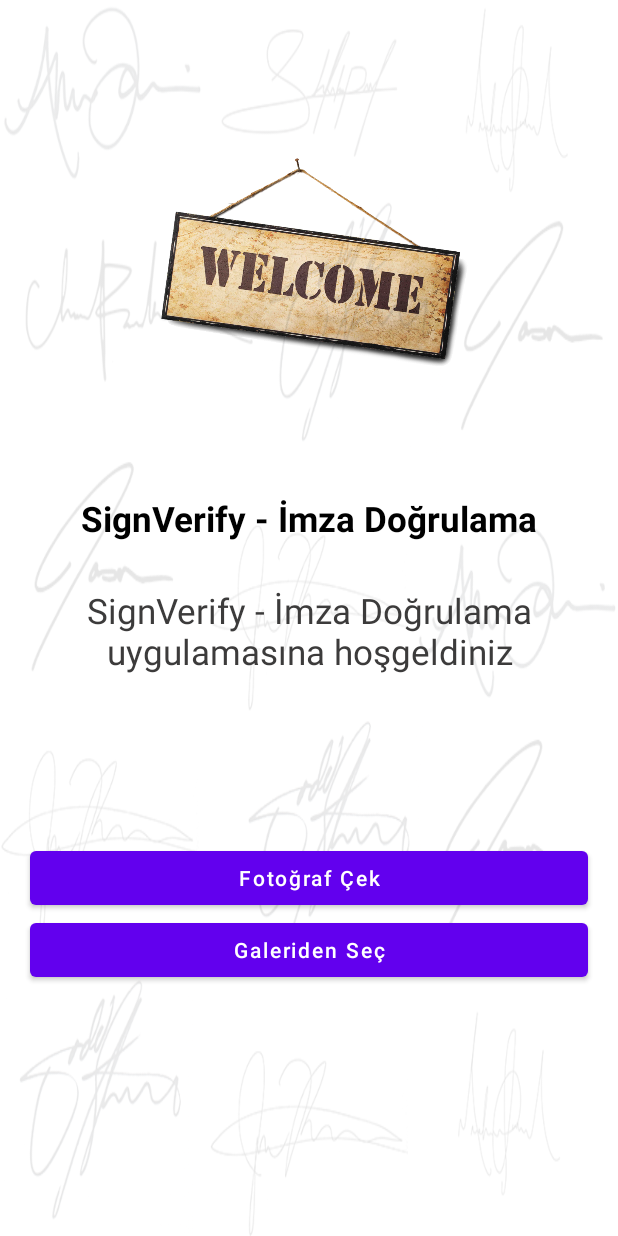
After one commit to tolunaykan/SignVerify, an Android app: the fragment ReferenceFragment shown on its own in the app's theme, on a phone screen of 412 x 824 dp. The commit adds this screen. Run offline under Robolectric (Android 15) with nearby library versions, the phone set to English and light mode, and no system bars; libraries missing offline, so code that uses them is left out: com.github.appintro; 3 statements that could not run were skipped.

Commit message:
Onboarding features were done

```diff
--- a/app/build.gradle
+++ b/app/build.gradle
@@ -42,4 +42,6 @@ dependencies {
 
     compileOnly 'org.projectlombok:lombok:1.18.20'
     annotationProcessor 'org.projectlombok:lombok:1.18.20'
+
+    implementation 'com.google.code.gson:gson:2.8.5'
 }
--- a/app/src/main/java/com/tolunaykandirmaz/signverify/onboarding/fragment/DefaultFragment.java
+++ b/app/src/main/java/com/tolunaykandirmaz/signverify/onboarding/fragment/DefaultFragment.java
@@ -48,8 +48,4 @@ public class DefaultFragment extends Fragment {
 
     }
 
-    public static DefaultFragment newInstance(String title, String description, int image){
-        return new DefaultFragment(title, description, image);
-    }
-
 }
--- /dev/null
+++ b/app/src/main/java/com/tolunaykandirmaz/signverify/onboarding/fragment/ReferenceFragment.java
@@ -0,0 +1,132 @@
+package com.tolunaykandirmaz.signverify.onboarding.fragment;
+
+import android.content.Intent;
+import android.graphics.Bitmap;
+import android.graphics.ImageDecoder;
+import android.net.Uri;
+import android.os.Bundle;
+import android.provider.MediaStore;
+import android.util.Log;
+import android.view.LayoutInflater;
+import android.view.View;
+import android.view.ViewGroup;
+import android.widget.Button;
+import android.widget.ImageView;
+import android.widget.TextView;
+import android.widget.Toast;
+
+import androidx.annotation.NonNull;
+import androidx.annotation.Nullable;
+import androidx.fragment.app.Fragment;
+
+import com.github.appintro.SlidePolicy;
+import com.tolunaykandirmaz.signverify.Constants;
+import com.tolunaykandirmaz.signverify.R;
+import com.tolunaykandirmaz.signverify.Utils;
+
+import lombok.RequiredArgsConstructor;
+
+import static android.app.Activity.RESULT_OK;
+
+@RequiredArgsConstructor
+public class ReferenceFragment extends Fragment implements SlidePolicy {
+
+    private ImageView imageView;
+
+    private final String title;
+
+    private final String description;
+
+    private final int image;
+
+    private boolean isPictureChosen = false;
+
+    private static final int IMAGE_PICK_REQUEST = 300;
+
+    private static final int IMAGE_CAPTURE_REQUEST = 301;
+
+    @Nullable
+    @Override
+    public View onCreateView(@NonNull LayoutInflater inflater, @Nullable ViewGroup container, @Nullable Bundle savedInstanceState) {
+        return inflater.inflate(R.layout.onboarding_reference_layout, container, false);
+    }
+
+    @Override
+    public void onViewCreated(@NonNull View view, @Nullable Bundle savedInstanceState) {
+        super.onViewCreated(view, savedInstanceState);
+
+        TextView titleTextView = view.findViewById(R.id.title);
+        TextView descriptionTextView = view.findViewById(R.id.description);
+        imageView = view.findViewById(R.id.image);
+        final Button takePictureButton = view.findViewById(R.id.take_picture_button);
+        final Button selectPictureButton = view.findViewById(R.id.select_picture_button);
+
+        titleTextView.setText(title);
+        descriptionTextView.setText(description);
+        imageView.setImageResource(image);
+
+        takePictureButton.setOnClickListener(v -> takePicture());
+        selectPictureButton.setOnClickListener(v -> pickFromGallery());
+
+    }
+
+
+    @Override
+    public boolean isPolicyRespected() {
+        return isPictureChosen;
+    }
+
+    @Override
+    public void onUserIllegallyRequestedNextPage() {
+        Toast.makeText(requireContext(), requireContext().getString(R.string.chose_picture_warning), Toast.LENGTH_SHORT).show();
+    }
+
+    private void pickFromGallery() {
+        Intent galleryPickIntent = new Intent(Intent.ACTION_PICK);
+        galleryPickIntent.setType("image/*");
+        startActivityForResult(galleryPickIntent, IMAGE_PICK_REQUEST);
+    }
+
+    private void takePicture(){
+        Intent takePictureIntent = new Intent(MediaStore.ACTION_IMAGE_CAPTURE);
+        startActivityForResult(takePictureIntent, IMAGE_CAPTURE_REQUEST);
+    }
+
+    @Override
+    public void onActivityResult(int requestCode, int resultCode, @Nullable Intent data) {
+        if(resultCode == RESULT_OK && requestCode == IMAGE_PICK_REQUEST && data != null){
+            Uri imageUri = data.getData();
+            Bitmap bitmap = null;
+            try {
+                if (android.os.Build.VERSION.SDK_INT >= 29){
+                    bitmap = ImageDecoder.decodeBitmap(ImageDecoder.createSource(requireContext().getContentResolver(), imageUri));
+                } else{
+                    bitmap = MediaStore.Images.Media.getBitmap(requireContext().getContentResolver(), imageUri);
+                }
+
+                imageView.setImageBitmap(bitmap);
+                //String encodedImage = Base64.encodeToString(byteArrayOutputStream.toByteArray(), Base64.DEFAULT);
+                Utils.saveImage(requireContext(), bitmap, Constants.CHOSEN_IMAGE_NAME);
+                isPictureChosen = true;
+                Toast.makeText(requireContext(), getString(R.string.reference_signature_selected), Toast.LENGTH_SHORT).show();
+            } catch (Exception e) {
+                Log.d("MYTAG", "Referans fotoğraf seçilemedi" + e.getLocalizedMessage());
+
+            }
+        }else if(requestCode == IMAGE_CAPTURE_REQUEST && resultCode == RESULT_OK && data != null){
+            try {
+                Bundle extras = data.getExtras();
+                Bitmap bitmap = (Bitmap) extras.get("data");
+                imageView.setImageBitmap(bitmap);
+                Utils.saveImage(requireContext(), bitmap, Constants.CHOSEN_IMAGE_NAME);
+                isPictureChosen = true;
+                Toast.makeText(requireContext(), getString(R.string.reference_signature_selected), Toast.LENGTH_SHORT).show();
+            } catch (Exception e){
+                Log.d("MYTAG", "Referans fotoğraf çekilemedi" + e.getLocalizedMessage());
+            }
+
+        }
+        super.onActivityResult(requestCode, resultCode, data);
+    }
+
+}
--- /dev/null
+++ b/app/src/main/res/layout/onboarding_reference_layout.xml
@@ -0,0 +1,96 @@
+<?xml version="1.0" encoding="utf-8"?>
+<androidx.constraintlayout.widget.ConstraintLayout xmlns:android="http://schemas.android.com/apk/res/android"
+    xmlns:app="http://schemas.android.com/apk/res-auto"
+    xmlns:tools="http://schemas.android.com/tools"
+    android:background="@color/onboarding_background"
+    android:layout_width="match_parent"
+    android:layout_height="match_parent">
+
+
+    <ImageView
+        android:id="@+id/image"
+        android:layout_width="250dp"
+        android:layout_height="250dp"
+        android:layout_marginTop="50dp"
+        app:layout_constraintEnd_toEndOf="parent"
+        app:layout_constraintStart_toStartOf="parent"
+        app:layout_constraintTop_toTopOf="parent"
+        app:srcCompat="@drawable/welcome" />
+
+    <TextView
+        android:id="@+id/title"
+        android:layout_width="match_parent"
+        android:layout_height="wrap_content"
+        android:layout_marginStart="10dp"
+        android:layout_marginEnd="10dp"
+        android:layout_marginTop="30dp"
+        android:text="SignVerify - İmza Doğrulama"
+        android:textColor="@color/onboarding_title"
+        android:gravity="center"
+        android:textStyle="bold"
+        android:textSize="23sp"
+        app:layout_constraintStart_toStartOf="parent"
+        app:layout_constraintEnd_toEndOf="parent"
+        app:layout_constraintTop_toBottomOf="@id/image"/>
+
+    <ImageView
+        android:layout_width="match_parent"
+        android:layout_height="match_parent"
+        android:scaleType="fitXY"
+        android:alpha="0.10"
+        android:translationZ="0dp"
+        app:layout_constraintBottom_toBottomOf="parent"
+        app:layout_constraintEnd_toEndOf="parent"
+        app:layout_constraintStart_toStartOf="parent"
+        app:layout_constraintTop_toBottomOf="@id/image"
+        app:srcCompat="@drawable/onboarding_background" />
+
+    <TextView
+        android:id="@+id/description"
+        android:layout_width="match_parent"
+        android:layout_height="0dp"
+        android:layout_marginStart="10dp"
+        android:layout_marginEnd="10dp"
+        android:layout_marginBottom="10dp"
+        android:layout_marginTop="30dp"
+        android:text="SignVerify - İmza Doğrulama uygulamasına hoşgeldiniz"
+        android:textColor="@color/onboarding_description"
+        android:gravity="center_horizontal"
+        android:textSize="23sp"
+        app:layout_constraintStart_toStartOf="parent"
+        app:layout_constraintEnd_toEndOf="parent"
+        app:layout_constraintTop_toBottomOf="@id/title" />
+
+    <Button
+        android:id="@+id/take_picture_button"
+        android:layout_width="match_parent"
+        android:layout_height="wrap_content"
+        android:layout_marginStart="20dp"
+        android:layout_marginTop="10dp"
+        android:layout_marginEnd="20dp"
+        android:text="@string/take_picture"
+        android:textAllCaps="false"
+        app:layout_constraintBottom_toBottomOf="parent"
+        app:layout_constraintEnd_toEndOf="parent"
+        app:layout_constraintStart_toStartOf="parent"
+        app:layout_constraintTop_toBottomOf="@id/description"
+        app:layout_constraintVertical_bias="0.32" />
+
+    <Button
+        android:id="@+id/select_picture_button"
+        android:layout_width="match_parent"
+        android:layout_height="wrap_content"
+        android:layout_marginStart="20dp"
+        android:layout_marginEnd="20dp"
+        android:text="@string/pick_from_gallery"
+        android:textAllCaps="false"
+        app:layout_constraintBottom_toBottomOf="parent"
+        app:layout_constraintEnd_toEndOf="parent"
+        app:layout_constraintStart_toStartOf="parent"
+        app:layout_constraintTop_toBottomOf="@id/take_picture_button"
+        app:layout_constraintVertical_bias="0.0" />
+
+
+
+
+</androidx.constraintlayout.widget.ConstraintLayout>
--- a/app/src/main/res/values/colors.xml
+++ b/app/src/main/res/values/colors.xml
@@ -13,5 +13,8 @@
     <color name="onboarding_title">#000000</color>
     <color name="onboarding_background">#FFFFFF</color>
     <color name="onboarding_description">#3C3B3B</color>
+    <color name="onboarding_indicator_selected">#2196F3</color>
+    <color name="onboarding_indicator_unselected">#61ADEA</color>
+    <color name="onboarding_buttons">#61ADEA</color>
 
 </resources>
--- a/app/src/main/res/values/strings.xml
+++ b/app/src/main/res/values/strings.xml
@@ -2,8 +2,19 @@
     <string name="app_name">SignVerify</string>
     <string name="welcome_fragment_description">SignVerify uygulaması ile kolay bir şekilde imza doğrulama işlemi yapabilir ve belgelerin doğruluğunu ölçebilirsin</string>
     <string name="welcome_fragment_title">SignVerify - İmza Doğrulama</string>
-    <string name="give_camera_permission">Kamera İzni Ver</string>
+    <string name="give_camera_permission">Kameraya Erişim İzni Ver</string>
     <string name="give_storage_permission">Belgelere Erişim İzni Ver</string>
     <string name="came_permission_warning">Lütfen kamera iznini veriniz</string>
     <string name="storage_permission_warning">Lütfen dosyalara erişim iznini veriniz</string>
+    <string name="done">Bitir</string>
+    <string name="permission_fragment_title">Gerekli İzinler</string>
+    <string name="permission_fragment_description">Uygulamayı kullanabilmek için bazı izinleri vermen gerekiyor</string>
+    <string name="take_picture">Fotoğraf Çek</string>
+    <string name="pick_from_gallery">Galeriden Seç</string>
+    <string name="chose_picture_warning">Lütfen referans imzanı ekle</string>
+    <string name="reference_signature_selected">Referans imza seçildi</string>
+    <string name="reference_fragment_title">Referans İmza</string>
+    <string name="reference_fragment_description">İmza doğrulaması için referans imzanızı seçin</string>
+    <string name="storage_permission_exists">Dosyalara erişim izni zaten verdiniz!</string>
+    <string name="camera_permission_exists">Kamera erişim iznini zaten verdiniz!</string>
 </resources>
```
Also changed, not shown: app/src/main/AndroidManifest.xml (+4 -3 lines), app/src/main/java/com/tolunaykandirmaz/signverify/Constants.java (added, +12 -0 lines), app/src/main/java/com/tolunaykandirmaz/signverify/MainActivity.java (+4 -33 lines), app/src/main/java/com/tolunaykandirmaz/signverify/SharedPreferencesManager.java (added, +84 -0 lines), app/src/main/java/com/tolunaykandirmaz/signverify/Utils.java (added, +45 -0 lines), app/src/main/java/com/tolunaykandirmaz/signverify/onboarding/OnboardingActivity.java (added, +85 -0 lines), app/src/main/java/com/tolunaykandirmaz/signverify/onboarding/fragment/PermissionFragment.java (renamed from app/src/main/java/com/tolunaykandirmaz/signverify/onboarding/fragment/FragmentWithButtons.java, +21 -54 lines), app/src/main/res/layout/activity_main.xml (+0 -9 lines).
